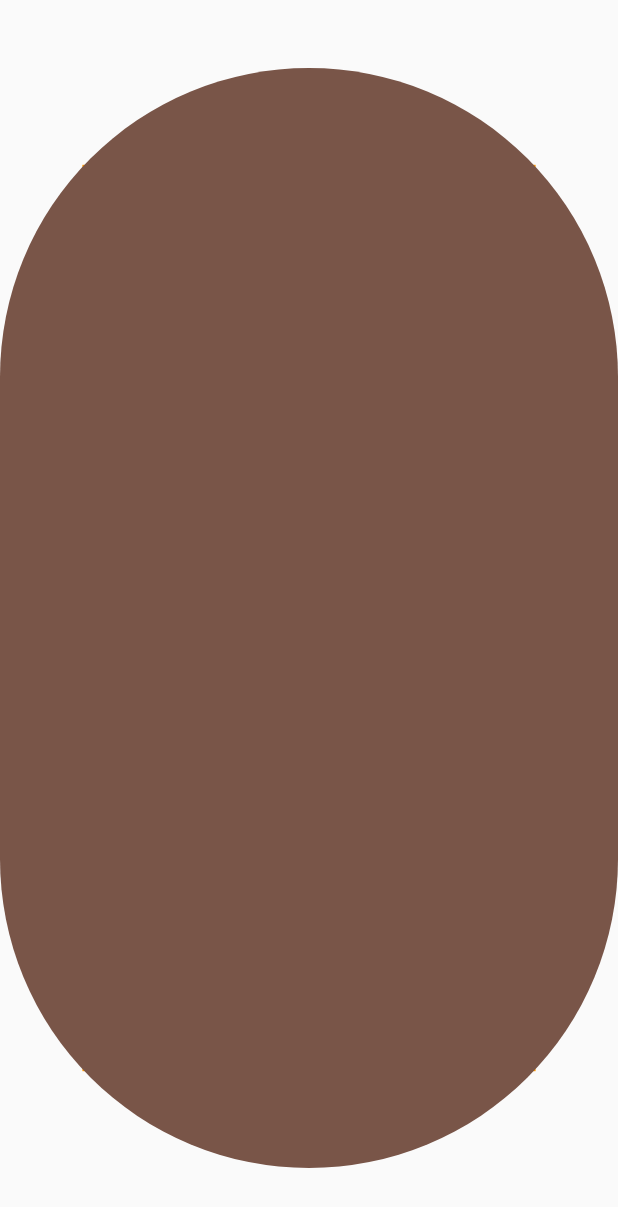
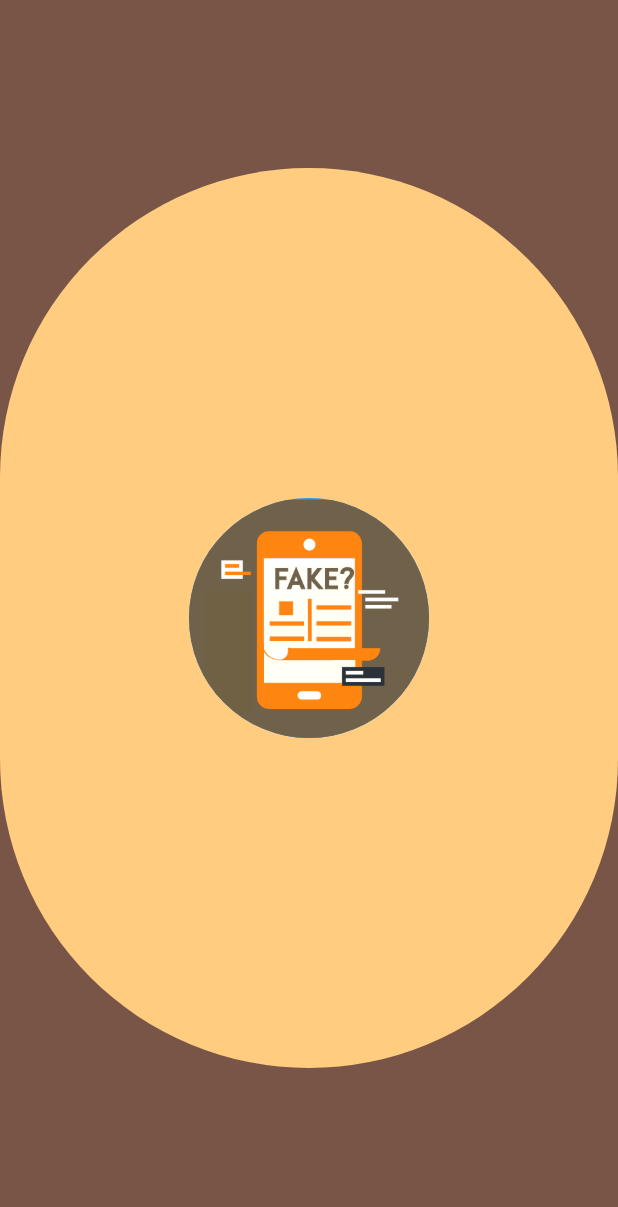
Before and after one commit to ArushKapoor/FakeNewsDetector, a Flutter app: the first screen one second after launch, on a phone screen of 412 x 824 dp. Shown: the top 1207 px of the screen. Run offline on Flutter 3.47's test engine with Material 2 defaults, Android fonts, the phone set to English and light mode, and no system bars; our stand-ins replace cloud_firestore, firebase_auth, firebase_core, flutter_linkify, flutter_spinkit, google_fonts; missing offline and left inert: document_analysis, edit_distance, rake, string_similarity; accounts and stored records are empty; network calls fail.

Commit message:
beutifies splash screen

```diff
--- a/lib/Screens/SplashScreen.dart
+++ b/lib/Screens/SplashScreen.dart
@@ -14,7 +14,9 @@ class _SplashScreenState extends State<SplashScreen>
     with TickerProviderStateMixin {
   bool isInitialized = false;
   AnimationController _animationController;
-  Animation _animation;
+  AnimationController _animateController;
+
+  bool iamhere = false;
   void inititalizeFlutterFire() async {
     try {
       await Firebase.initializeApp();
@@ -30,40 +32,95 @@ class _SplashScreenState extends State<SplashScreen>
   void initState() {
     super.initState();
     inititalizeFlutterFire();
+    _animateController = AnimationController(
+      vsync: this,
+      duration: Duration(seconds: 2),
+    );
+    _animateController.forward();
+    _animateController.addListener(() {
+      setState(() {});
+    });
     _animationController = AnimationController(
       vsync: this,
-      duration: Duration(seconds: 3),
+      duration: Duration(seconds: 2),
       upperBound: 1,
     );
-    _animation =
-        CurvedAnimation(parent: _animationController, curve: Curves.slowMiddle);
+
     _animationController.reverse(from: 1);
+
     _animationController.addListener(() {
-      setState(() {});
+      setState(() {
+        if (_animationController.value <= 0.154) {
+          _animationController.stop();
+
+          iamhere = true;
+        }
       });
-    Future.delayed(Duration(seconds: 4), () {
+    });
+    Future.delayed(
+      Duration(seconds: 4),
+      () {
         if (isInitialized) {
           Navigator.pushReplacementNamed(context, ShowcaseScreen.id);
         }
-    });
+      },
+    );
   }
 
   @override
   Widget build(BuildContext context) {
     double _height = MediaQuery.of(context).size.height;
-    double _width = MediaQuery.of(context).size.width;
+    //double _width = MediaQuery.of(context).size.width;
     return Scaffold(
+      backgroundColor: Colors.brown,
       body: Stack(
+        alignment: AlignmentDirectional.center,
         children: [
           Center(
             child: Container(
-              height: _height * _animationController.value,
-              width: _width * _animationController.value,
+              height: 1000 * (_animateController.value),
+              width: 1000 * (_animateController.value),
+              // color: Colors.orange,
+              decoration: BoxDecoration(
                 color: Colors.orange,
+                borderRadius:
+                    BorderRadius.circular((1 - _animateController.value) * 600),
+              ),
+
+              child: Column(
+                children: [
+                  if (iamhere)
+                    SizedBox(
+                      height: _height * 0.65,
+                    ),
+                  if (iamhere)
+                    Text(
+                      'Check Kiya Kya',
+                      style: GoogleFonts.pacifico(
+                        color: Colors.brown,
+                        fontSize: 30,
+                      ),
+                    ),
+                ],
+              ),
+            ),
+          ),
+          Center(
+            child: Container(
+              height: 1000 * _animationController.value,
+              width: 1000 * _animationController.value,
+              decoration: BoxDecoration(
+                color: Colors.orange[200],
+                borderRadius: BorderRadius.circular(
+                  600 * (1 - _animationController.value),
+                ),
+              ),
               child: Center(
+                child: Opacity(
+                  opacity: 1,
                   child: Container(
-                  height: 150,
-                  width: 150,
+                    height: 160,
+                    width: 160,
                     decoration: BoxDecoration(
                       image: DecorationImage(
                         image: AssetImage(
@@ -71,21 +128,11 @@ class _SplashScreenState extends State<SplashScreen>
                         ),
                       ),
                       color: Colors.blue,
-                    borderRadius: BorderRadius.circular(75),
+                      borderRadius: BorderRadius.circular(100),
                     ),
                   ),
                 ),
               ),
-          ),
-          if (_animation.value <= 0.80)
-            Center(
-              child: Container(
-                height: 1000 * _animationController.value,
-                width: 1000 * _animationController.value,
-                decoration: BoxDecoration(
-                    color: Colors.brown,
-                    borderRadius: BorderRadius.circular(
-                        1000 * (1 - _animationController.value))),
             ),
           ),
         ],
```
Also changed, not shown: assets/Images/logo.png, 32 other files. Lines whose indentation alone changed are shown as unchanged.
